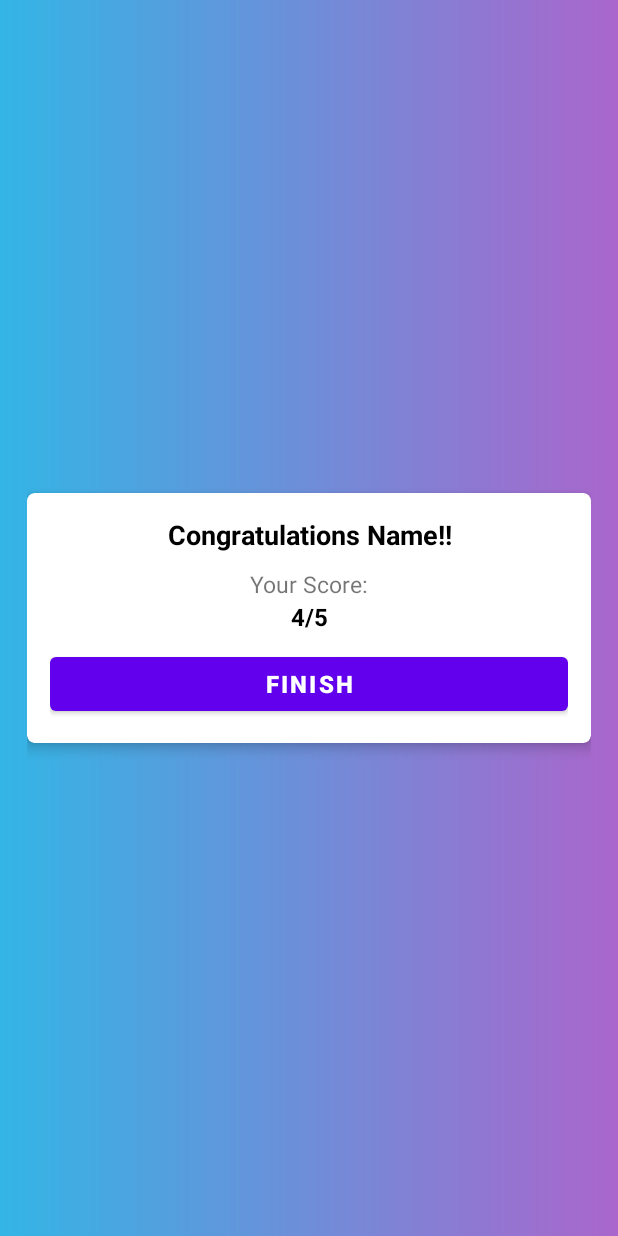
After one commit to deepdhar/Quiz-App, an Android app: the layout activity_result.xml on its own in the app's theme, with its tools: preview values and no code run, on a phone screen of 412 x 824 dp. The commit adds this screen. Run offline under Robolectric (Android 15) with nearby library versions, the phone set to English and light mode, and no system bars.

Commit message:
final working commit

```diff
--- a/app/src/main/AndroidManifest.xml
+++ b/app/src/main/AndroidManifest.xml
@@ -9,6 +9,10 @@
         android:roundIcon="@mipmap/ic_launcher_round"
         android:supportsRtl="true"
         android:theme="@style/Theme.QuizApp">
+        <activity
+            android:name=".ResultActivity"
+            android:exported="true"
+            android:theme="@style/Theme.MyApp"/>
         <activity
             android:name=".QuestionActivity"
             android:exported="true" />
--- a/app/src/main/java/com/example/quizapp/MainActivity.kt
+++ b/app/src/main/java/com/example/quizapp/MainActivity.kt
@@ -18,9 +18,11 @@ class MainActivity : AppCompatActivity() {
                 Toast.makeText(this,"Enter your name!",Toast.LENGTH_SHORT).show()
             } else {
                 val intent = Intent(this, QuestionActivity::class.java)
+                intent.putExtra("${SetData.name}",input_name.text.toString())
                 startActivity(intent)
                 finish()
             }
         }
+
     }
 }
--- a/app/src/main/java/com/example/quizapp/SetData.kt
+++ b/app/src/main/java/com/example/quizapp/SetData.kt
@@ -1,6 +1,9 @@
 package com.example.quizapp
 
 object SetData {
+
+    const val name: String = "name"
+    const val score: String = "0"
 
     fun getQuestion(): ArrayList<QuestionData> {
         val ques: ArrayList<QuestionData> = arrayListOf()
--- a/app/src/main/res/layout/activity_question.xml
+++ b/app/src/main/res/layout/activity_question.xml
@@ -16,7 +16,8 @@
         android:textSize="19sp"
         android:textStyle="bold"
         android:textColor="@color/black"
-        android:gravity="center"/>
+        android:gravity="center"
+        android:layout_marginHorizontal="8dp"/>
 
     <LinearLayout
         android:layout_width="match_parent"
--- /dev/null
+++ b/app/src/main/res/layout/activity_result.xml
@@ -0,0 +1,67 @@
+<?xml version="1.0" encoding="utf-8"?>
+<LinearLayout xmlns:android="http://schemas.android.com/apk/res/android"
+    xmlns:app="http://schemas.android.com/apk/res-auto"
+    xmlns:tools="http://schemas.android.com/tools"
+    android:layout_width="match_parent"
+    android:layout_height="match_parent"
+    tools:context=".ResultActivity"
+    android:orientation="horizontal"
+    android:gravity="center"
+    android:padding="18dp"
+    android:background="@drawable/gradient_background">
+
+    <androidx.cardview.widget.CardView
+        android:layout_width="match_parent"
+        android:layout_height="wrap_content"
+        app:cardCornerRadius="5dp"
+        app:cardElevation="5dp">
+
+        <LinearLayout
+            android:layout_width="match_parent"
+            android:layout_height="wrap_content"
+            android:orientation="vertical"
+            android:gravity="center"
+            android:padding="15dp">
+
+            <TextView
+                android:id="@+id/tv_congo_name"
+                android:layout_width="match_parent"
+                android:layout_height="wrap_content"
+                android:text="Congratulations Name!!"
+                android:gravity="center"
+                android:textSize="18sp"
+                android:textStyle="bold"
+                android:textColor="@color/black"/>
+
+            <TextView
+                android:layout_width="match_parent"
+                android:layout_height="wrap_content"
+                android:layout_marginTop="10dp"
+                android:text="Your Score:"
+                android:gravity="center"
+                android:textSize="15sp"/>
+
+            <TextView
+                android:id="@+id/tv_score"
+                android:layout_width="match_parent"
+                android:layout_height="wrap_content"
+                android:text="4/5"
+                android:gravity="center"
+                android:textSize="16sp"
+                android:textStyle="bold"
+                android:textColor="@color/black"/>
+
+            <Button
+                android:id="@+id/finish_button"
+                android:layout_width="match_parent"
+                android:layout_height="wrap_content"
+                android:text="Finish"
+                android:textStyle="bold"
+                android:textSize="16sp"
+                android:layout_marginTop="10dp"/>
+
+        </LinearLayout>
+
+    </androidx.cardview.widget.CardView>
+
+</LinearLayout>
```
Also changed, not shown: app/src/main/java/com/example/quizapp/QuestionActivity.kt (+14 -1 lines), app/src/main/java/com/example/quizapp/ResultActivity.kt (added, +30 -0 lines).
